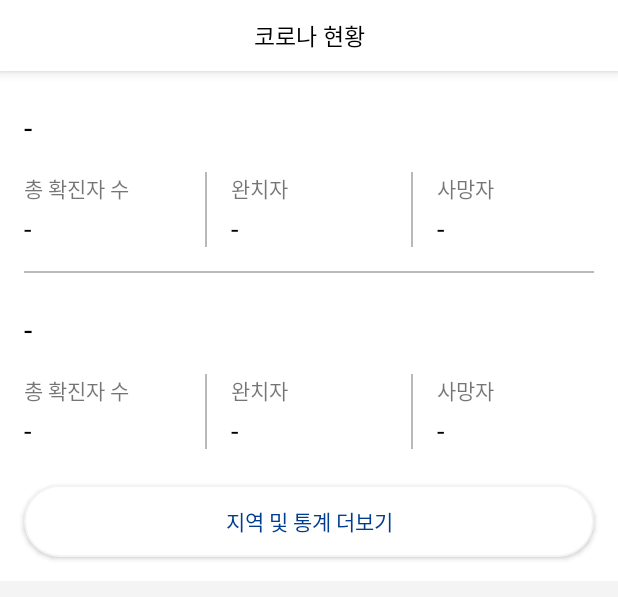
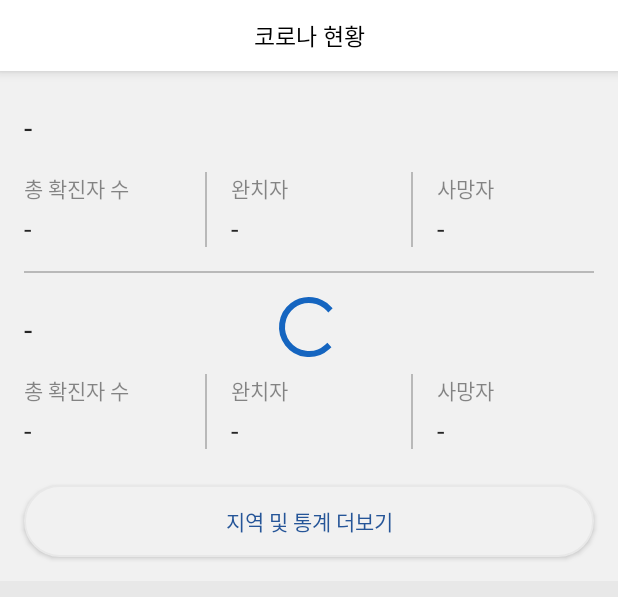
Before and after one commit to JungSangHyeon/2021-Corin-Owner, an Android app: the layout fragment_corona_info.xml on its own in the app's theme, with its tools: preview values and no code run, on a phone screen of 412 x 824 dp. Shown: the top 597 px of the screen. Run offline under Robolectric (Android 15) with nearby library versions, the phone set to English and light mode, and no system bars.

Commit message:
corona info loading added

```diff
--- a/app/src/main/res/layout/fragment_corona_info.xml
+++ b/app/src/main/res/layout/fragment_corona_info.xml
@@ -60,4 +60,20 @@
             tools:layout_editor_absoluteX="16dp" />
     </androidx.constraintlayout.widget.ConstraintLayout>
 
+    <View
+        android:id="@+id/coronaInfoFragment_loadingView"
+        android:layout_width="match_parent"
+        android:layout_height="match_parent"
+        android:background="@color/corin_alpha_gray"/>
+    <ProgressBar
+        android:id="@+id/coronaInfoFragment_progressBar"
+        style="?android:attr/progressBarStyle"
+        android:layout_width="wrap_content"
+        android:layout_height="wrap_content"
+        app:layout_constraintBottom_toBottomOf="parent"
+        app:layout_constraintEnd_toEndOf="parent"
+        app:layout_constraintStart_toStartOf="parent"
+        app:layout_constraintTop_toTopOf="parent"
+        app:layout_constraintVertical_bias="0.25" />
+
 </androidx.constraintlayout.widget.ConstraintLayout>
--- a/app/src/main/res/values/colors.xml
+++ b/app/src/main/res/values/colors.xml
@@ -18,5 +18,5 @@
     <color name="corin_gray">#B9B9B9</color>
     <color name="corin_darkGray">#444444</color>
     <color name="corin_black">#343434</color>
-    <color name="corin_alpha_gray">#44B9B9B9</color>
+    <color name="corin_alpha_gray">#33B9B9B9</color>
 </resources>
```
Also changed, not shown: app/src/main/java/com/example/corincoronacheckincustomer/corinDomain/domain/mainActivity/coronaInfoFragment/CoronaInfoFragment.java (+36 -16 lines), app/src/main/java/com/example/corincoronacheckincustomer/crossDomain/CoronaInfoManager.java (+10 -0 lines).
